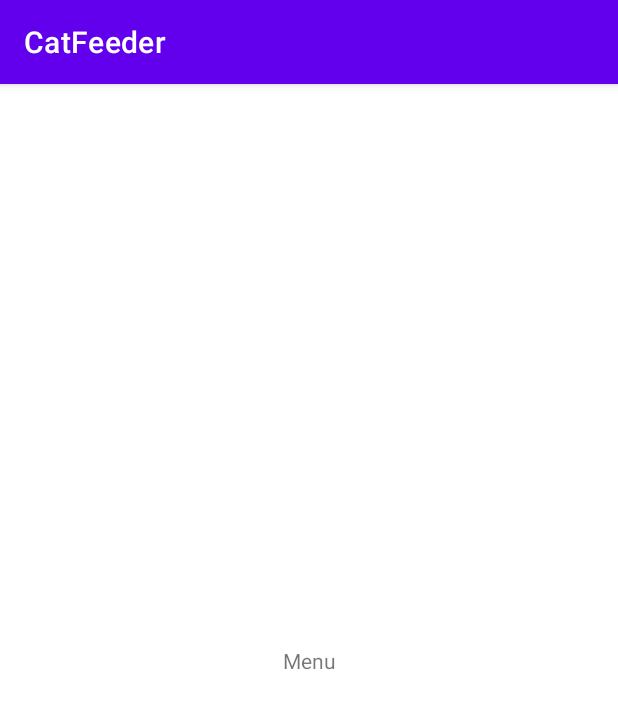
After one commit to Chum-O/CatFeeder, an Android app: the MenuActivity screen opened directly, with no data from a screen before it, on a phone screen of 412 x 824 dp. The commit adds this screen. Shown: the top 709 px of the screen. Run offline under Robolectric (Android 15) with nearby library versions, the phone set to English and light mode, and no system bars.

Commit message:
Have sign in button proceed to main menu

```diff
--- /dev/null
+++ b/app/src/main/java/com/example/catfeeder/MenuActivity.java
@@ -0,0 +1,14 @@
+package com.example.catfeeder;
+
+import androidx.appcompat.app.AppCompatActivity;
+import android.widget.Button;
+import android.os.Bundle;
+
+public class MenuActivity extends AppCompatActivity {
+
+    @Override
+    protected void onCreate(Bundle savedInstanceState) {
+        super.onCreate(savedInstanceState);
+        setContentView(R.layout.activity_menu);
+    }
+}
--- a/app/src/main/res/layout/activity_main.xml
+++ b/app/src/main/res/layout/activity_main.xml
@@ -92,7 +92,7 @@
         android:text="@string/new_account"
         app:layout_constraintBottom_toBottomOf="parent"
         app:layout_constraintEnd_toEndOf="parent"
-        app:layout_constraintHorizontal_bias="0.348"
+        app:layout_constraintHorizontal_bias="0.357"
         app:layout_constraintStart_toStartOf="parent"
         app:layout_constraintTop_toTopOf="parent"
         app:layout_constraintVertical_bias="0.739" />
--- /dev/null
+++ b/app/src/main/res/layout/activity_menu.xml
@@ -0,0 +1,19 @@
+<?xml version="1.0" encoding="utf-8"?>
+<androidx.constraintlayout.widget.ConstraintLayout
+    xmlns:android="http://schemas.android.com/apk/res/android"
+    xmlns:app="http://schemas.android.com/apk/res-auto"
+    xmlns:tools="http://schemas.android.com/tools"
+    android:layout_width="match_parent"
+    android:layout_height="match_parent"
+    tools:context=".MenuActivity">
+
+    <TextView
+        android:id="@+id/textView5"
+        android:layout_width="wrap_content"
+        android:layout_height="wrap_content"
+        android:text="@string/menu"
+        app:layout_constraintBottom_toBottomOf="parent"
+        app:layout_constraintEnd_toEndOf="parent"
+        app:layout_constraintStart_toStartOf="parent"
+        app:layout_constraintTop_toTopOf="parent" />
+</androidx.constraintlayout.widget.ConstraintLayout>
--- a/app/src/main/res/values/strings.xml
+++ b/app/src/main/res/values/strings.xml
@@ -13,4 +13,5 @@
     <string name="sign_in_button">Sign In</string>
     <string name="forgot_password">I forgot my password</string>
     <string name="new_account">I need to create an account</string>
+    <string name="menu">Menu</string>
 </resources>
```
Also changed, not shown: app/src/main/AndroidManifest.xml (+3 -6 lines), app/src/main/java/com/example/catfeeder/MainActivity.java (+16 -1 lines).
